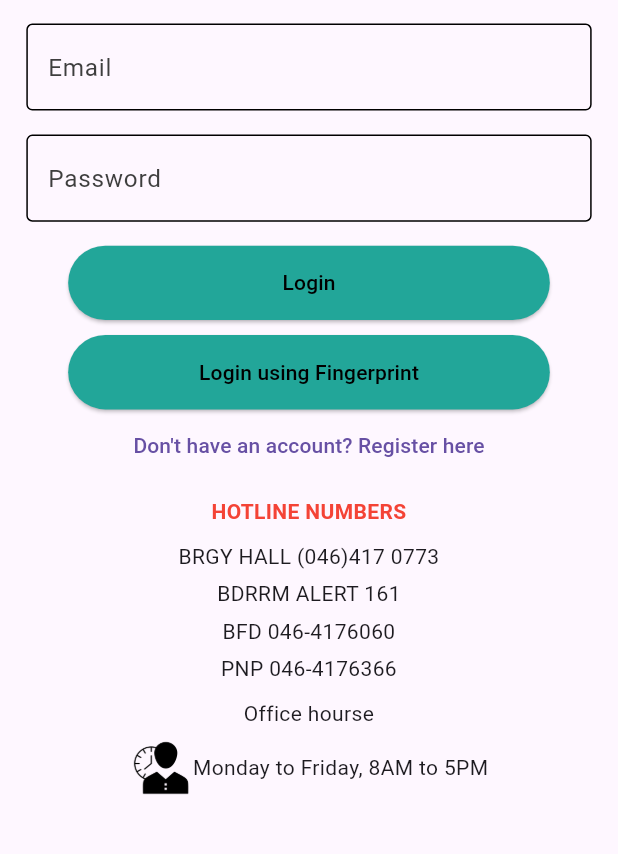
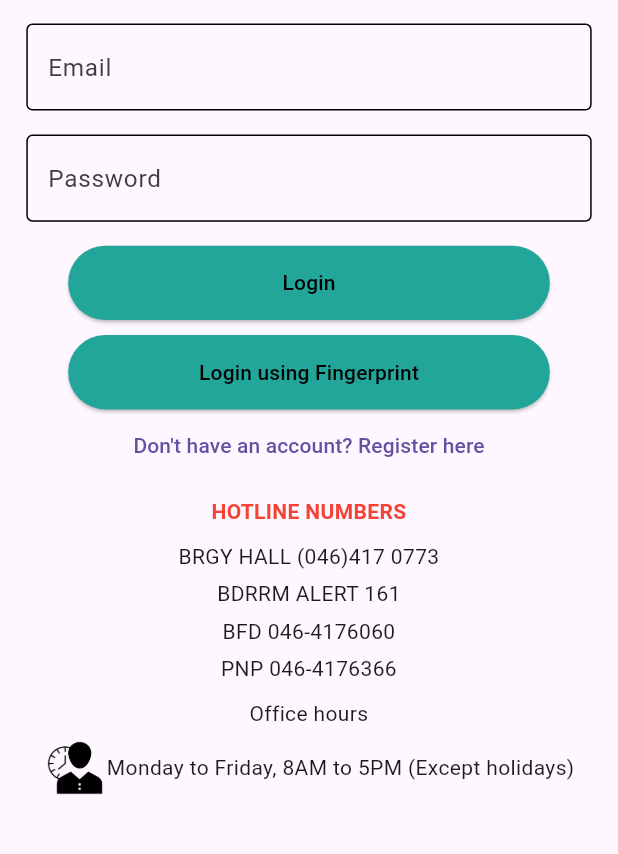
Before and after one commit to glen0821/barangay_repository_app-main, a Flutter app: the screen it shows after launch, on a phone screen of 412 x 824 dp, the part 382-1236 px from its top. Run offline on Flutter 3.47's test engine with Material 3 defaults, Android fonts, the light colour scheme and no system bars; our stand-ins replace animated_notch_bottom_bar, cloud_firestore, firebase_auth, firebase_core, firebase_storage, flutter_secure_storage and 6 more; missing offline and left inert: flutter_paypal, flutter_paypal_checkout; accounts and stored records are empty.

Commit message:
add note

```diff
--- a/lib/widgets/containers/auth/login/login.dart
+++ b/lib/widgets/containers/auth/login/login.dart
@@ -42,25 +42,24 @@ class _LoginPageState extends State<LoginPage> {
 
   bool isLoading = false;
 
-
-  Future<void> _checkBiometric() async{
+  Future<void> _checkBiometric() async {
     bool canCheckBiometric = false;
-    try{
+    try {
       canCheckBiometric = await auth.canCheckBiometrics;
-    } on PlatformException catch (e){
+    } on PlatformException catch (e) {
       print(e);
     }
-    if(!mounted) return;
+    if (!mounted) return;
     setState(() {
-      _canCheckBiometric =  canCheckBiometric;
+      _canCheckBiometric = canCheckBiometric;
     });
   }
 
-  Future<void> _getAvailableBiometric() async{
+  Future<void> _getAvailableBiometric() async {
     List<BiometricType> availableBiometric = [];
-    try{
+    try {
       availableBiometric = await auth.getAvailableBiometrics();
-    }on PlatformException catch(e){
+    } on PlatformException catch (e) {
       print(e);
     }
     setState(() {
@@ -68,36 +67,31 @@ class _LoginPageState extends State<LoginPage> {
     });
   }
 
-  Future<void> _authenticate() async{
-    bool authenticated =  false;
-    try{
-      authenticated =  await auth.authenticate(
+  Future<void> _authenticate() async {
+    bool authenticated = false;
+    try {
+      authenticated = await auth.authenticate(
           localizedReason: "Scan your finger to authenticate",
-        options: const AuthenticationOptions(useErrorDialogs: true, stickyAuth: false)
-        );
-    }on PlatformException catch(e){
+          options: const AuthenticationOptions(
+              useErrorDialogs: true, stickyAuth: false));
+    } on PlatformException catch (e) {
       print(e);
     }
-    if(!mounted) return;
+    if (!mounted) return;
     print(storage.getItem('fingerprint'));
     print(storage.getItem('email'));
     print(storage.getItem('password'));
-      if(storage.getItem('fingerprint') != null){
-
-         LoginFunctions loginFunctions = LoginFunctions(
-                        storage.getItem('email'),
-                        storage.getItem('password'),
-                        firebaseQuery,
-                        context);
+    if (storage.getItem('fingerprint') != null) {
+      LoginFunctions loginFunctions = LoginFunctions(storage.getItem('email'),
+          storage.getItem('password'), firebaseQuery, context);
 
       loginFunctions.loginAcount().then((value) {
         if (value) {
-                        Navigator.push(context,
-                            MaterialPageRoute(builder: (context) => MainTab()));
+          Navigator.push(
+              context, MaterialPageRoute(builder: (context) => MainTab()));
         }
       });
-      }else{
-
+    } else {
       Alert(
           context: context,
           type: AlertType.error,
@@ -113,8 +107,6 @@ class _LoginPageState extends State<LoginPage> {
     }
   }
 
-
-
   @override
   void initState() {
     super.initState();
@@ -129,7 +121,8 @@ class _LoginPageState extends State<LoginPage> {
       body: Padding(
           padding: EdgeInsets.all(16.0),
           child: Center(
-            child: SingleChildScrollView(child: Column(
+              child: SingleChildScrollView(
+            child: Column(
               mainAxisAlignment: MainAxisAlignment.center,
               children: [
                 isLoading
@@ -141,7 +134,10 @@ class _LoginPageState extends State<LoginPage> {
                 Text(
                   'Barangay San Nicolas III Appointment APP',
                   textAlign: TextAlign.center,
-                  style: TextStyle(fontSize: 24, fontWeight: FontWeight.bold,),
+                  style: TextStyle(
+                    fontSize: 24,
+                    fontWeight: FontWeight.bold,
+                  ),
                 ),
                 SizedBox(
                   width: 150,
@@ -166,7 +162,7 @@ class _LoginPageState extends State<LoginPage> {
                 SizedBox(height: 16),
                 CoreButton(
                   text: 'Login',
-                  onPressed: () async{
+                  onPressed: () async {
                     setState(() {
                       isLoading = true;
                     });
@@ -188,8 +184,13 @@ class _LoginPageState extends State<LoginPage> {
                     });
                   },
                 ),
-                SizedBox(height: 10,),
-                CoreButton(text: 'Login using Fingerprint', onPressed: _authenticate,),
+                SizedBox(
+                  height: 10,
+                ),
+                CoreButton(
+                  text: 'Login using Fingerprint',
+                  onPressed: _authenticate,
+                ),
                 TextButton(
                     onPressed: (() => {
                           Navigator.push(
@@ -198,19 +199,53 @@ class _LoginPageState extends State<LoginPage> {
                                   builder: (context) => RegisterPage()))
                         }),
                     child: Text("Don't have an account? Register here")),
-                SizedBox(height: 10,),
-                Text('HOTLINE NUMBERS',style: TextStyle(color: Colors.red, fontWeight: FontWeight.bold), textAlign: TextAlign.center,),
-                SizedBox(height: 10,),
-                Text('BRGY HALL (046)417 0773',textAlign: TextAlign.center,),
-                SizedBox(height: 5,),
-                Text('BDRRM ALERT 161',textAlign: TextAlign.center,),
-                SizedBox(height: 5,),
-                Text('BFD 046-4176060',textAlign: TextAlign.center,),
-                SizedBox(height: 5,),
-                Text('PNP 046-4176366',textAlign: TextAlign.center,),
-                SizedBox(height: 10,),
-                Text('Office hourse',textAlign: TextAlign.center,),
-                SizedBox(height: 5,),
+                SizedBox(
+                  height: 10,
+                ),
+                Text(
+                  'HOTLINE NUMBERS',
+                  style:
+                      TextStyle(color: Colors.red, fontWeight: FontWeight.bold),
+                  textAlign: TextAlign.center,
+                ),
+                SizedBox(
+                  height: 10,
+                ),
+                Text(
+                  'BRGY HALL (046)417 0773',
+                  textAlign: TextAlign.center,
+                ),
+                SizedBox(
+                  height: 5,
+                ),
+                Text(
+                  'BDRRM ALERT 161',
+                  textAlign: TextAlign.center,
+                ),
+                SizedBox(
+                  height: 5,
+                ),
+                Text(
+                  'BFD 046-4176060',
+                  textAlign: TextAlign.center,
+                ),
+                SizedBox(
+                  height: 5,
+                ),
+                Text(
+                  'PNP 046-4176366',
+                  textAlign: TextAlign.center,
+                ),
+                SizedBox(
+                  height: 10,
+                ),
+                Text(
+                  'Office hours',
+                  textAlign: TextAlign.center,
+                ),
+                SizedBox(
+                  height: 5,
+                ),
                 Row(
                   mainAxisAlignment: MainAxisAlignment.center,
                   children: [
@@ -221,9 +256,12 @@ class _LoginPageState extends State<LoginPage> {
                         'assets/call.png',
                       ),
                     ),
-                  Text('Monday to Friday, 8AM to 5PM',textAlign: TextAlign.center,),
-                ],)
-
+                    Text(
+                      'Monday to Friday, 8AM to 5PM (Except holidays)',
+                      textAlign: TextAlign.center,
+                    ),
+                  ],
+                )
               ],
             ),
           ))),
```
Also changed, not shown: pubspec.lock, 5 other files. Lines whose indentation alone changed are shown as unchanged.
